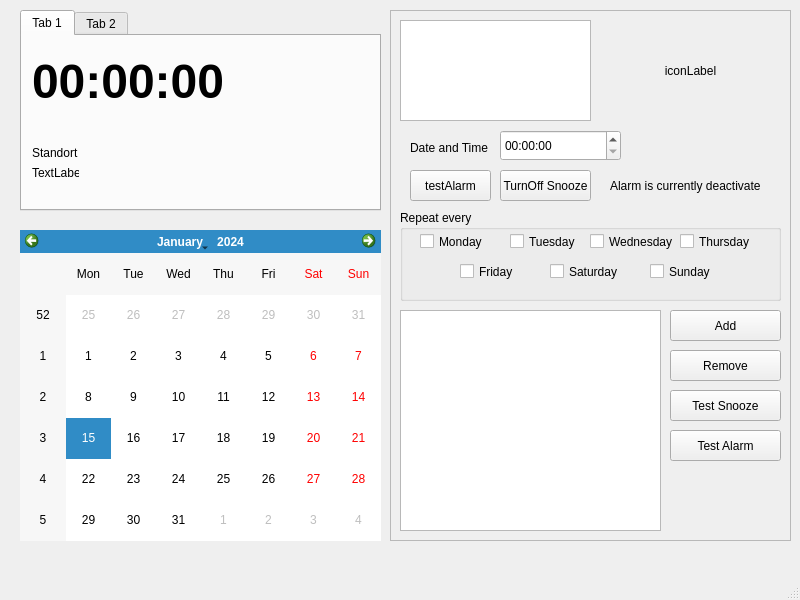
Above: Software/mainwindow.ui from yosuasentosa/weather-calender-app before the change. Below: the same form after it.
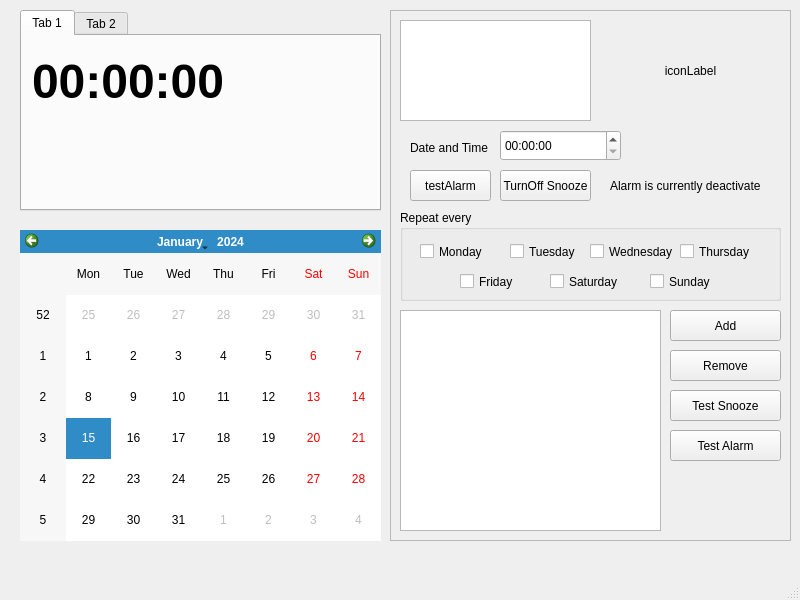
That is the form after the change. The open tabs and pages were chosen to show the change.

```diff
--- a/Software/mainwindow.ui
+++ b/Software/mainwindow.ui
@@ -50,32 +50,6 @@
        <string>00:00:00</string>
       </property>
      </widget>
-     <widget class="QLabel" name="ortLabel">
-      <property name="geometry">
-       <rect>
-        <x>10</x>
-        <y>110</y>
-        <width>47</width>
-        <height>13</height>
-       </rect>
-      </property>
-      <property name="text">
-       <string>Standort</string>
-      </property>
-     </widget>
-     <widget class="QLabel" name="tempLabel">
-      <property name="geometry">
-       <rect>
-        <x>10</x>
-        <y>130</y>
-        <width>47</width>
-        <height>13</height>
-       </rect>
-      </property>
-      <property name="text">
-       <string>TextLabel</string>
-      </property>
-     </widget>
     </widget>
     <widget class="QWidget" name="tab_2">
      <attribute name="title">
@@ -160,7 +134,7 @@
       <property name="geometry">
        <rect>
         <x>20</x>
-        <y>20</y>
+        <y>30</y>
         <width>86</width>
         <height>23</height>
        </rect>
@@ -173,7 +147,7 @@
       <property name="geometry">
        <rect>
         <x>110</x>
-        <y>20</y>
+        <y>30</y>
         <width>86</width>
         <height>23</height>
        </rect>
@@ -186,7 +160,7 @@
       <property name="geometry">
        <rect>
         <x>190</x>
-        <y>20</y>
+        <y>30</y>
         <width>91</width>
         <height>23</height>
        </rect>
@@ -199,7 +173,7 @@
       <property name="geometry">
        <rect>
         <x>280</x>
-        <y>20</y>
+        <y>30</y>
         <width>86</width>
         <height>23</height>
        </rect>
@@ -212,7 +186,7 @@
       <property name="geometry">
        <rect>
         <x>60</x>
-        <y>50</y>
+        <y>60</y>
         <width>86</width>
         <height>23</height>
        </rect>
@@ -225,7 +199,7 @@
       <property name="geometry">
        <rect>
         <x>150</x>
-        <y>50</y>
+        <y>60</y>
         <width>86</width>
         <height>23</height>
        </rect>
@@ -238,7 +212,7 @@
       <property name="geometry">
        <rect>
         <x>250</x>
-        <y>50</y>
+        <y>60</y>
         <width>86</width>
         <height>23</height>
        </rect>
```
Left out of the diff: 4 changed lines with no effect on the pictures.
